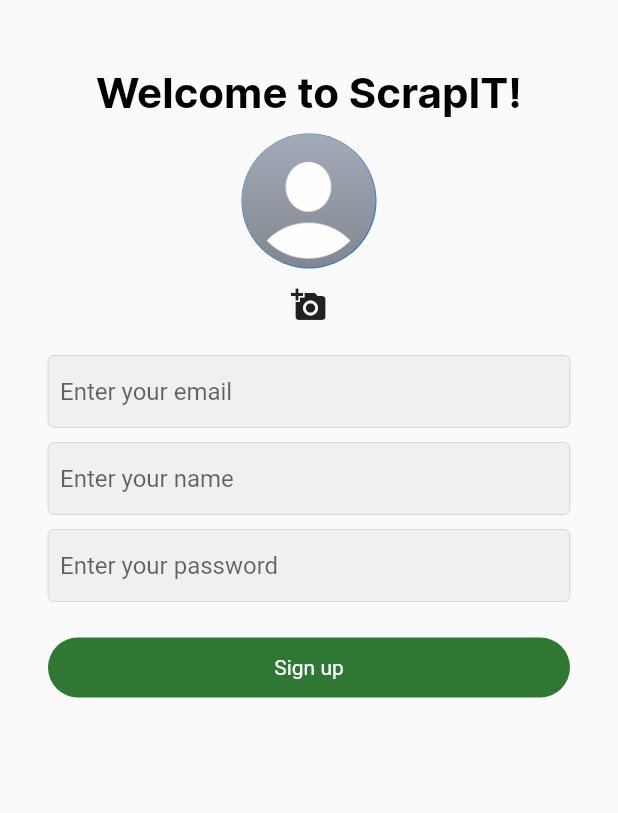
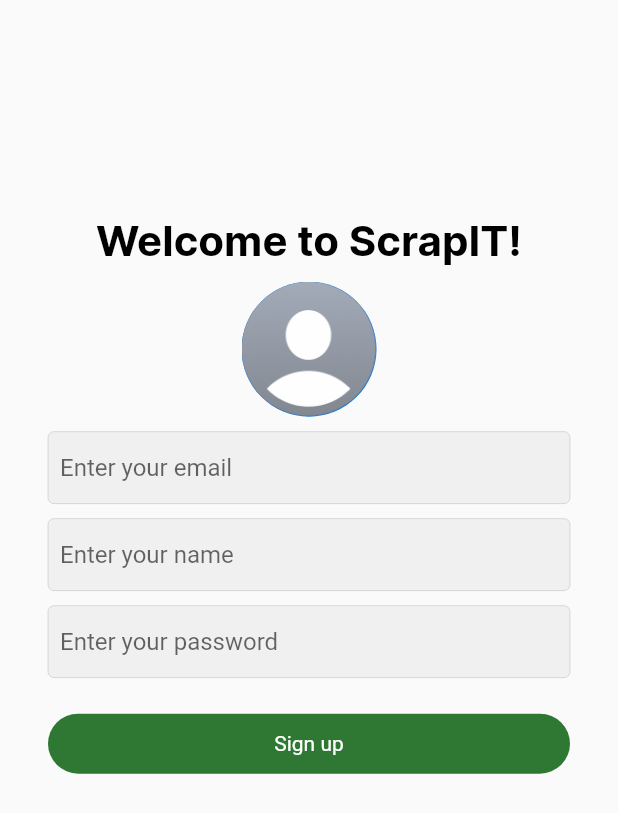
Before and after one commit to ashwin2201/CZ2006-ScrapIT, a Flutter app: the SignupScreen screen opened by its route, on a phone screen of 412 x 824 dp. Shown: the top 813 px of the screen. Run offline on Flutter 3.47's test engine with Material 2 defaults, Android fonts, the phone set to English and light mode, and no system bars; our stand-ins replace cloud_firestore, firebase_auth, firebase_core, firebase_storage, fluttericon, geolocator and 4 more; missing offline and left inert: cloud_firestore_web, dart:ffi, firebase_auth_web, firebase_core_web, firebase_storage_web, flutter_polyline_points and 2 more; accounts and stored records are empty.

Commit message:
auth fix???

```diff
--- a/lib/views/signup_screen.dart
+++ b/lib/views/signup_screen.dart
@@ -1,8 +1,10 @@
 import 'dart:typed_data';
+
 import 'package:flutter/material.dart';
 import 'package:flutter/services.dart';
 import 'package:image_picker/image_picker.dart';
 import 'package:scrap_it/views/widgets/text_field_input.dart';
+
 import '../controller/resources/auth_methods.dart';
 import '../controller/utils/utils.dart';
 import '../pathsAndConsts.dart';
@@ -85,14 +87,15 @@ class _SignupScreenState extends State<SignupScreen> {
               child: Column(
                 crossAxisAlignment: CrossAxisAlignment.center,
                 children: [
+                  Flexible(child: Container(), flex: 1),
                   const SizedBox(height: 45),
                   Align(alignment: Alignment.center, child: Text('Welcome to ScrapIT!', style: TextStyle(
                     fontWeight: FontWeight.w600,
                     fontFamily: 'Inter',
                     fontSize: 28,
                     color: text_body,))),
-             SizedBox(height: 10,),
-              Column(
+                  const SizedBox(height: 10),
+                  Stack(
                     children: [
                       _image != null
                           ? CircleAvatar(
@@ -118,6 +121,7 @@ class _SignupScreenState extends State<SignupScreen> {
                   const SizedBox(
                       height: 10
                   ),
+                  // Text field inputs
                   TextFieldInput(
                     hintText: 'Enter your email',
                     textInputType: TextInputType.emailAddress,
@@ -143,10 +147,17 @@ class _SignupScreenState extends State<SignupScreen> {
                   const SizedBox(
                       height: 24
                   ),
+
+                  // button login
                   InkWell(
                       onTap: signUpUser,
                       child: Container(
-                  child:  const Text("Sign up",
+                        child: _isLoading
+                            ? const Center(child: CircularProgressIndicator(
+                          color: Colors.white,
+                        ),
+                        )
+                            : const Text("Sign up",
                           style: TextStyle(color: Colors.white),),
                         width: double.infinity,
                         alignment: Alignment.center,
@@ -158,7 +169,7 @@ class _SignupScreenState extends State<SignupScreen> {
                             color: Color(0xFF2F7833)
                         ),
                       )
-              ),         // button login
+                  ),
                   const SizedBox(
                       height: 12
                   ),
```
Lines whose indentation alone changed are shown as unchanged.
